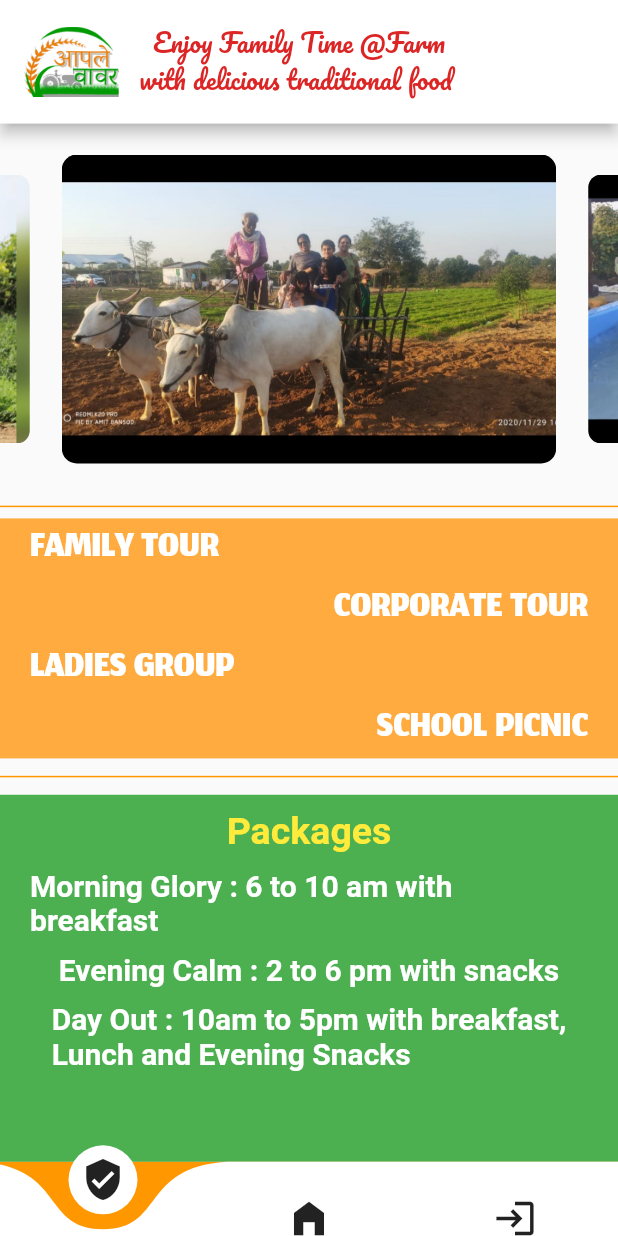
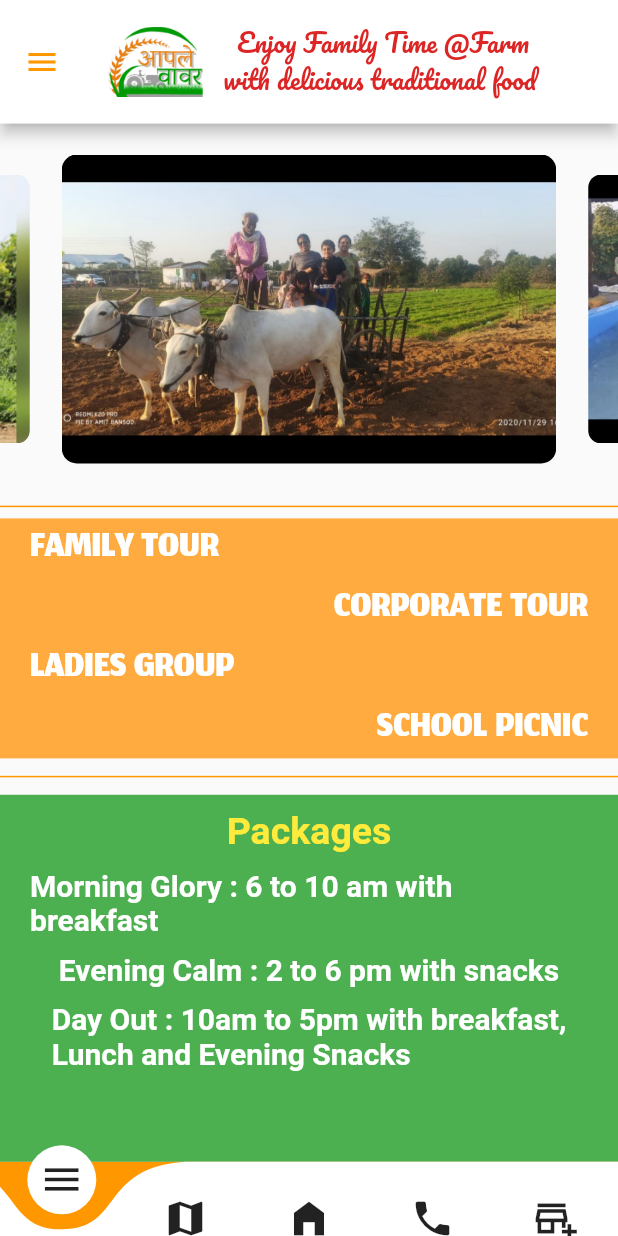
Before and after one commit to Priyanshu078/aapleVavar, a Flutter app: the MyAppFul screen opened directly with empty values, in the side drawer, after a tap on "HomePage", on a phone screen of 412 x 824 dp. Run offline on Flutter 3.47's test engine with Material 2 defaults, Android fonts, the phone set to English and light mode, and no system bars; drawn by our look-alikes of carousel_slider, curved_navigation_bar; our stand-ins replace firebase_auth, firebase_core, google_maps_flutter, google_sign_in, velocity_x; accounts and stored records are empty.

Commit message:
fixes and BottomNav working

```diff
--- a/lib/Drawer.dart
+++ b/lib/Drawer.dart
@@ -41,7 +41,6 @@ class _MyAppFulState extends State<MyAppFul> {
   Widget build(BuildContext context) {
     return Scaffold(
       appBar: AppBar(
-        automaticallyImplyLeading: false,
         title: Row(
           children: [
             Image.asset('res/logo.png', scale: 15),
@@ -110,7 +109,7 @@ class _MyAppFulState extends State<MyAppFul> {
                             style: TextStyle(color: Colors.white),
                           )
                           :Text(
-                            "Hello visitor"!,
+                            "Hello visitor!",
                             style: TextStyle(color: Colors.white),
                           ),
                         ],
@@ -131,7 +130,7 @@ class _MyAppFulState extends State<MyAppFul> {
                     onTap: () {
                       Navigator.pop(context);
                       setState(() {
-                        _pageController.jumpToPage(0);
+                        _pageController.jumpToPage(2);
                       });
                     },
                   ),
@@ -160,7 +159,7 @@ class _MyAppFulState extends State<MyAppFul> {
                     title: Text('Contact Us'),
                     onTap: () {
                       Navigator.pop(context);
-                      _pageController.jumpToPage(2);
+                      _pageController.jumpToPage(3);
                     },
                   ),
                   ListTile(
@@ -173,7 +172,7 @@ class _MyAppFulState extends State<MyAppFul> {
                     title: Text('Menu'),
                     onTap: () {
                       Navigator.pop(context);
-                      _pageController.jumpToPage(3);
+                      _pageController.jumpToPage(0);
                     },
                   ),
                   ListTile(
@@ -227,10 +226,10 @@ class _MyAppFulState extends State<MyAppFul> {
         controller: _pageController,
         physics: NeverScrollableScrollPhysics(),
         children: <Widget>[
+          MenuList(),
+          ViewMaps(),
           Homescreen(),
-          ViewMaps(),
           ContactUs(),
-          MenuList(),
           AboutRestro(),
           Booking(),
         ],
@@ -238,14 +237,17 @@ class _MyAppFulState extends State<MyAppFul> {
       ),
       bottomNavigationBar: CurvedNavigationBar(
         height: MediaQuery.of(context).size.height * 0.06,
+        index: 0,
         backgroundColor: Colors.orange,
         items: <Widget>[
-          Icon(Icons.verified_user, size: 30),
+          Icon(Icons.menu, size: 30),
+          Icon(Icons.map, size: 30),
           Icon(Icons.home_filled, size: 30),
-          Icon(Icons.login_outlined, size: 30),
+          Icon(Icons.phone, size: 30),
+          Icon(Icons.add_business_outlined, size: 30),
         ],
         onTap: (index) {
-          //Handle button tap
+          _pageController.jumpToPage(index);//Handle button tap
         },
       ),
     );
--- a/lib/drawerPages/Booking.dart
+++ b/lib/drawerPages/Booking.dart
@@ -13,7 +13,8 @@ class Booking extends StatelessWidget {
   Widget build(BuildContext context) {
     return Scaffold(
       backgroundColor: Colors.orange,
-      body: Column(
+      body: Center(
+        child: Column(
           children: <Widget>[
             SizedBox(
               height: 30,
@@ -60,6 +61,7 @@ class Booking extends StatelessWidget {
             ),
           ],
         ),
+      ),
     );
   }
 }
```
Lines whose indentation alone changed are shown as unchanged.
